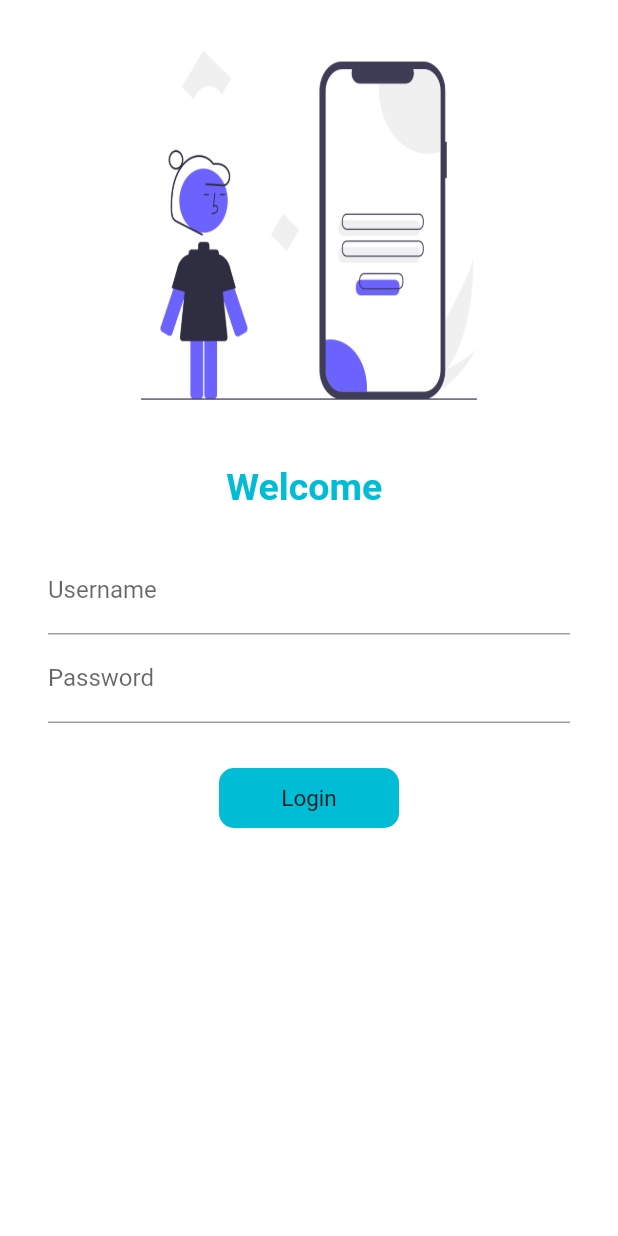
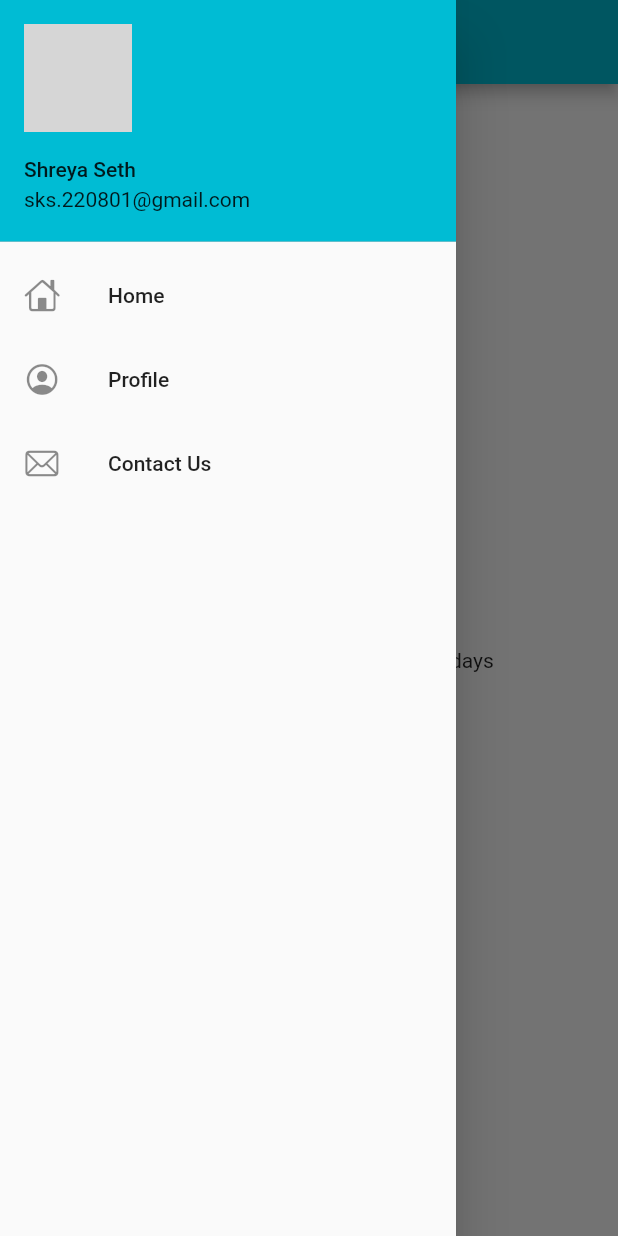
Before and after one commit to 22shreyA/Flutter-Learn, a Flutter app: the screen it shows after launch, with the side drawer open (before the commit the screen has no drawer), on a phone screen of 412 x 824 dp. Run offline on Flutter 3.47's test engine with Material 2 defaults, Android fonts, the phone set to English and light mode, and no system bars; our stand-ins replace google_fonts; network calls fail; grey boxes are pictures that could not be loaded.

Commit message:
day 8 completed

```diff
--- a/lib/main.dart
+++ b/lib/main.dart
@@ -18,13 +18,13 @@ class MyApp extends StatelessWidget {
     return MaterialApp(
       themeMode: ThemeMode.light,
       theme: ThemeData(primarySwatch: Colors.cyan),
-      // debugShowCheckedModeBanner: false,
+      debugShowCheckedModeBanner: false,
       darkTheme: ThemeData(
         brightness: Brightness.dark,
         fontFamily: GoogleFonts.lato().fontFamily,
         // textTheme: GoogleFonts.latoTextTheme(),
       ),
-      initialRoute: MyRoutes.loginRoute,
+      initialRoute: MyRoutes.homeRoute,
       routes: {
         MyRoutes.loginRoute : (context) => LoginPage(),
         MyRoutes.homeRoute : (context) => HomePage(),
--- a/lib/pages/home_page.dart
+++ b/lib/pages/home_page.dart
@@ -1,4 +1,6 @@
 import 'package:flutter/material.dart';
+import 'package:flutter_catalog/widgets/drawer.dart';
+import 'package:flutter_catalog/widgets/drawer.dart';
 
 class HomePage extends StatelessWidget {
 
@@ -15,7 +17,7 @@ class HomePage extends StatelessWidget {
               child: Text("Hey $name! Let's learn flutter in $day days"),
             ),
           ),
-        drawer: Drawer(),
+        drawer: MyDrawer(),
         );
   }
 }
--- a/lib/pages/login_page.dart
+++ b/lib/pages/login_page.dart
@@ -119,9 +119,9 @@ class _LoginPageState extends State<LoginPage> {
                 )
               ],),
             )
-
           ],),
          ),
-       ));
+        )
+    );
   }
 }
--- a/lib/srt_Key.dart
+++ b/lib/srt_Key.dart
@@ -34,3 +34,12 @@
     ** If we want appbar then we can replace the material widget(root) to scaffold and then place appbar
     Learned : how to put repeal effect comes in container, use of form, how to validate on textFields.
 */
+
+/* day8
+
+       1.
+       2.
+
+
+    Learned : MaterialDrawer | DevTools | ListView | NetworkImage
+*/
--- /dev/null
+++ b/lib/widgets/drawer.dart
@@ -0,0 +1,57 @@
+import 'package:flutter/cupertino.dart';
+import 'package:flutter/material.dart';
+
+class MyDrawer extends StatelessWidget {
+  const MyDrawer({ Key? key }) : super(key: key);
+
+  @override
+  Widget build(BuildContext context) {
+
+    String ImageUrl =
+     "https://www.google.com/imgres?imgurl=https%3A%2F%2Fcdn1.iconfinder.com%2Fdata%2Ficons%2Favatar-97%2F32%2Favatar-02-512.png&imgrefurl=https%3A%2F%2Fwww.iconfinder.com%2Ficons%2F4878675%2Favatar_profile_user_icon&tbnid=mloz5mmGRSKEGM&vet=12ahUKEwjXjazJ69v1AhX8_zgGHZIiDa8QMygOegUIARCBAg..i&docid=tWnt8uiZZPjV-M&w=512&h=512&itg=1&q=avatar%20for%20profile&ved=2ahUKEwjXjazJ69v1AhX8_zgGHZIiDa8QMygOegUIARCBAg";
+    return Drawer(
+       child: Container(
+        //  color : Colors.cyan,                                            // if we want the entire drawer to have same bgcolor so we wrap the ListView in the widget (container) and applied the color
+         child: ListView(
+           padding: EdgeInsets.zero,
+           children: [
+             DrawerHeader(
+              //  decoration: BoxDecoration(color: Colors.green),            // for the bgcolor of th header
+               padding : EdgeInsets.zero,
+               child: UserAccountsDrawerHeader(
+                 margin : EdgeInsets.zero,
+                 accountName: Text("Shreya Seth"),
+                 accountEmail: Text("sks.220801@gmail.com"),
+                //  currentAccountPicture: Image.network(ImageUrl),    **not any particular avtar
+                 currentAccountPicture: CircleAvatar(
+                   backgroundImage: NetworkImage(ImageUrl),
+                 ),
+               )
+            ),
+            ListTile(
+              leading: Icon(CupertinoIcons.home),
+              title: Text(
+                "Home",
+                textScaleFactor: 1,
+              ),
+            ),
+            ListTile(
+              leading: Icon(CupertinoIcons.profile_circled),
+              title: Text(
+                "Profile",
+                textScaleFactor: 1,
+              ),
+            ),
+            ListTile(
+              leading: Icon(CupertinoIcons.mail),
+              title: Text(
+                "Contact Us",
+                textScaleFactor: 1,
+              ),
+            )
+          ],
+             ),
+       ),
+    );
+  }
+}
```
